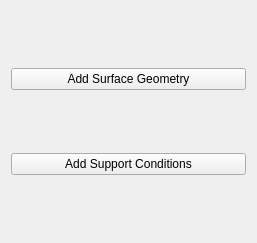
The window that slabLinesDiagram.ui (Haudkozaur/masterThesis) describes before a commit, drawn with Qt 5.
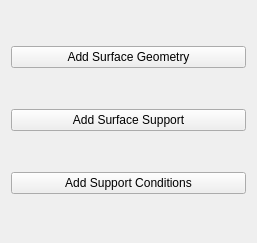
The same window after the commit.

Diff of the .ui file:
```diff
--- a/slabLinesDiagram.ui
+++ b/slabLinesDiagram.ui
@@ -21,6 +21,13 @@
      </property>
     </widget>
    </item>
+   <item>
+    <widget class="QPushButton" name="layoutAddSurfaceSupportButton">
+     <property name="text">
+      <string>Add Surface Support</string>
+     </property>
+    </widget>
+   </item>
    <item>
     <widget class="QPushButton" name="layoutAddSupportConditionsButton">
      <property name="text">
```
